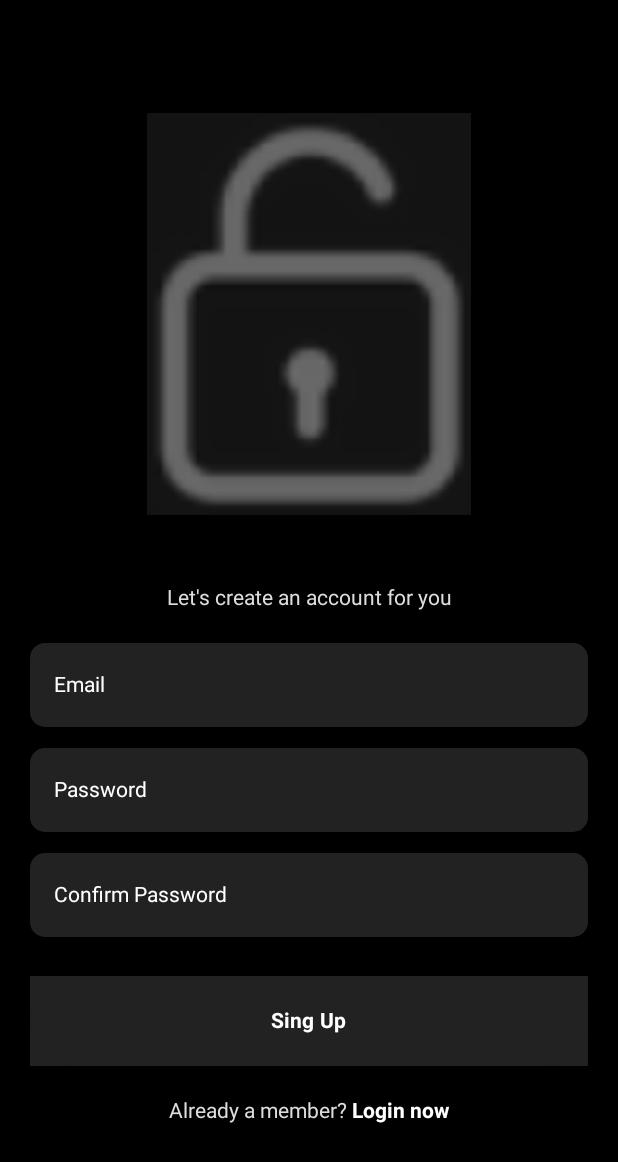
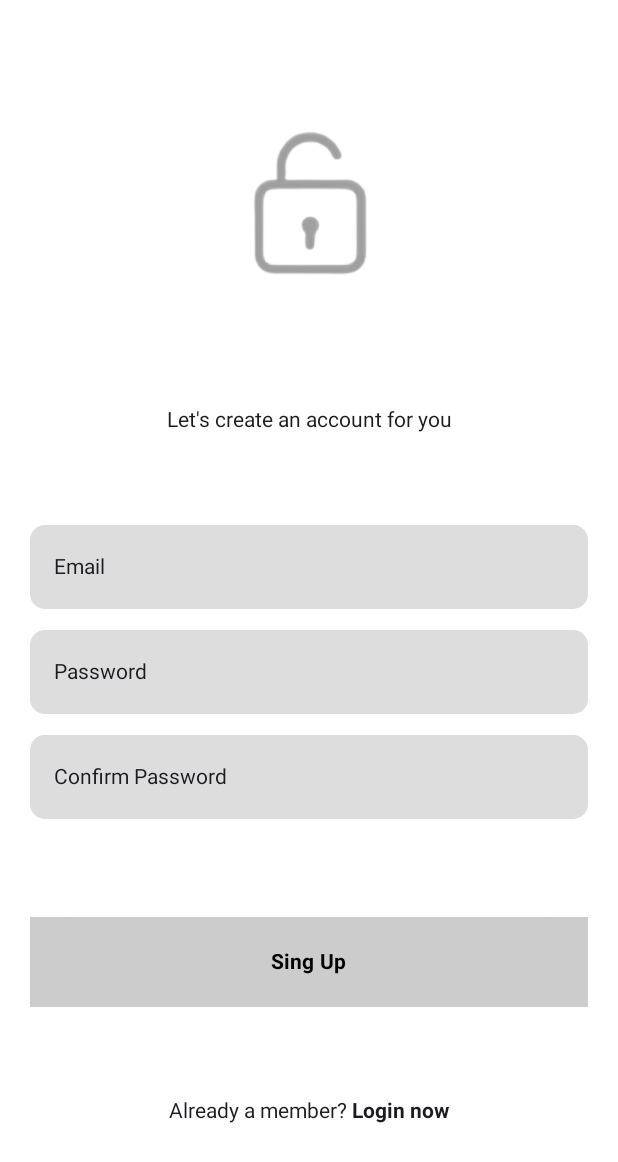
Before and after one commit to jefferson-duarte/Lab1_Mobile_App_1, an Android app built with Jetpack Compose: the screen it shows after launch (MainActivity), on a phone screen of 412 x 824 dp. Shown: the top 1162 px of the screen. Run offline under Robolectric (Android 15) with nearby library versions, the phone set to English and light mode, and no system bars.

```diff
--- a/app/src/main/java/com/stu71205/lab1_71205/MainActivity.kt
+++ b/app/src/main/java/com/stu71205/lab1_71205/MainActivity.kt
@@ -10,9 +10,9 @@ class MainActivity : ComponentActivity() {
         super.onCreate(savedInstanceState)
         setContent {
 //            gLogin() // Light Gray
-//            gSignUp() // White
+            gSignUp() // White
 //            bLogin() // Light Black
-            BSignUp() // Black
+//            BSignUp() // Black
         }
     }
 }
--- a/app/src/main/java/com/stu71205/lab1_71205/gLogin.kt
+++ b/app/src/main/java/com/stu71205/lab1_71205/gLogin.kt
@@ -11,6 +11,7 @@ import androidx.compose.foundation.layout.fillMaxSize
 import androidx.compose.foundation.layout.fillMaxWidth
 import androidx.compose.foundation.layout.height
 import androidx.compose.foundation.layout.padding
+import androidx.compose.foundation.layout.requiredSize
 import androidx.compose.foundation.layout.width
 import androidx.compose.foundation.shape.RoundedCornerShape
 import androidx.compose.material3.Button
@@ -52,10 +53,11 @@ fun gLogin() {
 @Composable
 fun gLogin_ImgLocker(){
     Image(
-        painter = painterResource(id = R.drawable.locker),
+        painter = painterResource(id = R.drawable.locker_removebg),
         contentDescription = "Locker Imagem",
         modifier = Modifier
             .padding(top = 75.dp, bottom = 50.dp)
+            .requiredSize(110.dp)
     )
 }
 
--- a/app/src/main/java/com/stu71205/lab1_71205/gSignUp.kt
+++ b/app/src/main/java/com/stu71205/lab1_71205/gSignUp.kt
@@ -11,6 +11,7 @@ import androidx.compose.foundation.layout.fillMaxSize
 import androidx.compose.foundation.layout.fillMaxWidth
 import androidx.compose.foundation.layout.height
 import androidx.compose.foundation.layout.padding
+import androidx.compose.foundation.layout.requiredSize
 import androidx.compose.foundation.shape.RoundedCornerShape
 import androidx.compose.material3.Button
 import androidx.compose.material3.ButtonDefaults
@@ -49,10 +50,11 @@ fun gSignUp() {
 @Composable
 fun gSignUp_ImgLocker(){
     Image(
-        painter = painterResource(id = R.drawable.locker),
+        painter = painterResource(id = R.drawable.locker_removebg),
         contentDescription = "Locker Imagem",
         modifier = Modifier
             .padding(top = 75.dp, bottom = 25.dp)
+            .requiredSize(110.dp)
     )
 }
 
```
Also changed, not shown: app/src/main/res/drawable/black_locker.png, app/src/main/res/drawable/locker.png (deleted), app/src/main/res/drawable/locker_removebg.png (added).
